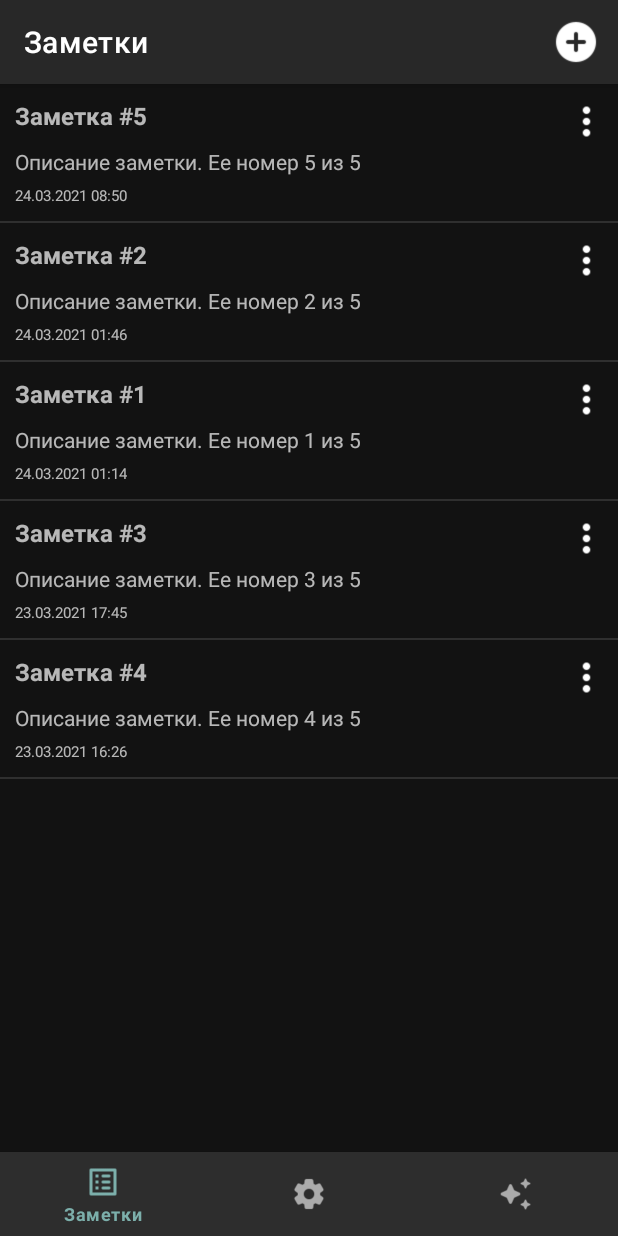
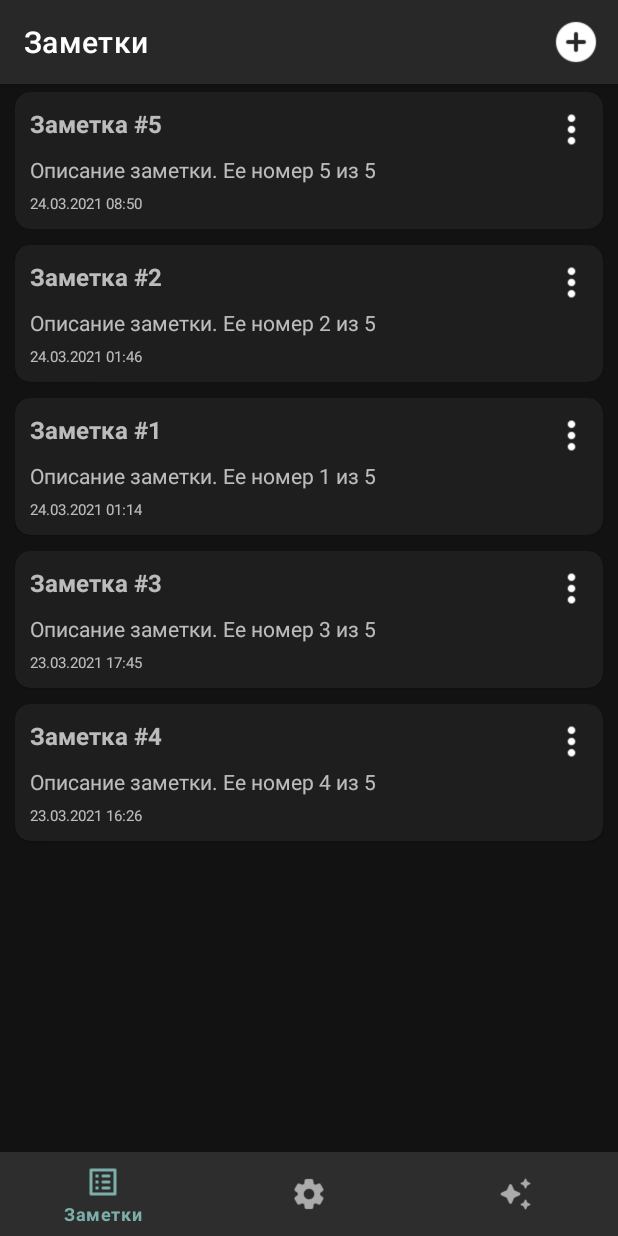
Before and after one commit to zhenikaKi/AndroidNotes, an Android app: the screen it shows after launch (MainActivity), on a phone screen of 412 x 824 dp. Run offline under Robolectric (Android 15) with nearby library versions, the phone set to English and light mode, and no system bars; our stand-ins replace Room's generated code.

Commit message:
Элементы списка заметок в виде карточек

```diff
--- a/app/src/main/java/ru/kirea/androidnotes/views/fragments/ListNotesFragment.java
+++ b/app/src/main/java/ru/kirea/androidnotes/views/fragments/ListNotesFragment.java
@@ -163,6 +163,6 @@ public class ListNotesFragment extends Fragment implements NoteView, NoteObserve
 
         recyclerNotes.setLayoutManager(new LinearLayoutManager(context));
         recyclerNotes.setItemAnimator(new DefaultItemAnimator());
-        recyclerNotes.addItemDecoration(new DividerItemDecoration(context, LinearLayoutManager.VERTICAL));
+        //recyclerNotes.addItemDecoration(new DividerItemDecoration(context, LinearLayoutManager.VERTICAL));
     }
 }
--- a/app/src/main/res/layout/item_note.xml
+++ b/app/src/main/res/layout/item_note.xml
@@ -1,7 +1,17 @@
 <?xml version="1.0" encoding="utf-8"?>
-<androidx.constraintlayout.widget.ConstraintLayout xmlns:android="http://schemas.android.com/apk/res/android"
+<com.google.android.material.card.MaterialCardView xmlns:android="http://schemas.android.com/apk/res/android"
     xmlns:app="http://schemas.android.com/apk/res-auto"
     android:id="@+id/note_item_id"
+    android:layout_width="match_parent"
+    android:layout_height="wrap_content"
+    android:foreground="?android:attr/selectableItemBackground"
+    app:cardCornerRadius="@dimen/card_radius"
+    android:layout_marginStart="@dimen/item_padding"
+    android:layout_marginEnd="@dimen/item_padding"
+    android:layout_marginTop="@dimen/item_padding_mini"
+    android:layout_marginBottom="@dimen/item_padding_mini">
+
+    <androidx.constraintlayout.widget.ConstraintLayout
         android:layout_width="match_parent"
         android:layout_height="wrap_content"
         android:padding="@dimen/item_padding">
@@ -57,3 +67,4 @@
             app:layout_constraintEnd_toEndOf="parent"
             app:layout_constraintTop_toBottomOf="@id/note_description_id"/>
     </androidx.constraintlayout.widget.ConstraintLayout>
+</com.google.android.material.card.MaterialCardView>
--- a/app/src/main/res/values/dimens.xml
+++ b/app/src/main/res/values/dimens.xml
@@ -1,6 +1,7 @@
 <?xml version="1.0" encoding="utf-8"?>
 <resources>
     <dimen name="item_padding">10dp</dimen>
+    <dimen name="item_padding_mini">5dp</dimen>
     <dimen name="title_size">16sp</dimen>
     <dimen name="description_size">14sp</dimen>
     <dimen name="date_size">10sp</dimen>
@@ -11,4 +12,5 @@
     <dimen name="about_description_size">18sp</dimen>
     <dimen name="item_padding_author">20dp</dimen>
     <dimen name="menu_height">30dp</dimen>
+    <dimen name="card_radius">10dp</dimen>
 </resources>
```
Lines whose indentation alone changed are shown as unchanged.
